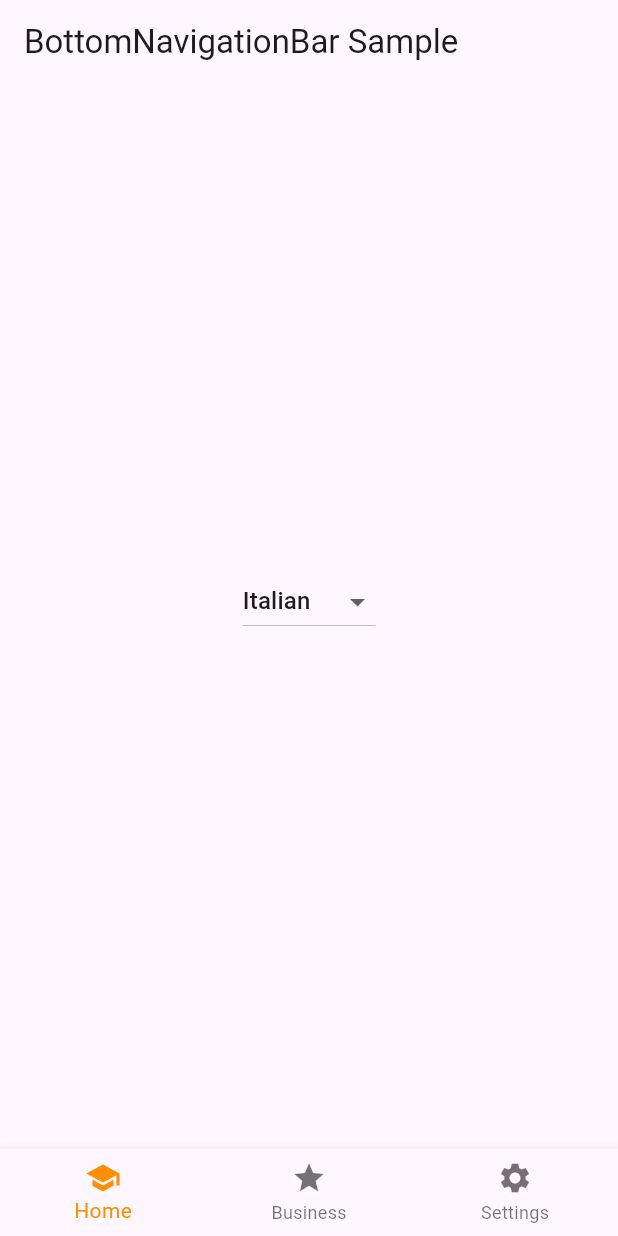
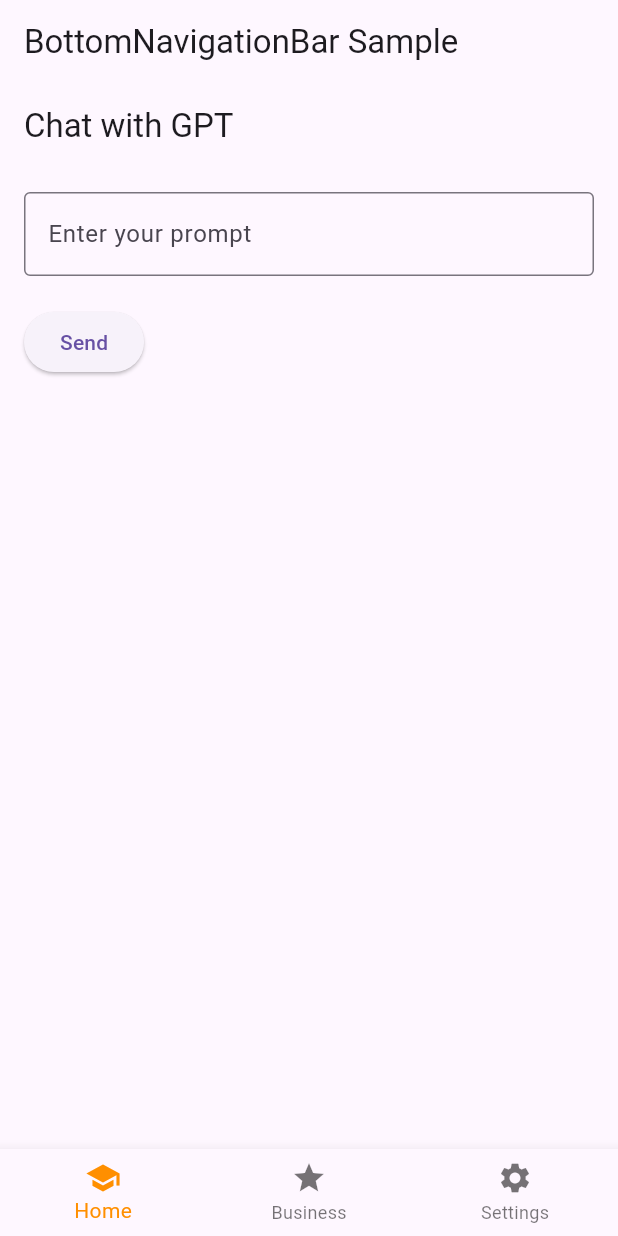
Before and after one commit to ninjapiraatti/pardon-my-italian, a Flutter app: the screen it shows after launch, on a phone screen of 412 x 824 dp. Run offline on Flutter 3.47's test engine with Material 3 defaults, Android fonts, the phone set to English and light mode, and no system bars; our stand-ins replace flutter_dotenv; missing offline and left inert: dart_openai.

Commit message:
Pivot to GPT wrapper

```diff
--- a/lib/learn.dart
+++ b/lib/learn.dart
@@ -1,130 +1,96 @@
 import 'package:flutter/material.dart';
-import 'package:flutter_dotenv/flutter_dotenv.dart';
 import 'package:dart_openai/dart_openai.dart';
-import 'dart:convert';
 
-class LearnView extends StatefulWidget {
+class ChatGPTView extends StatefulWidget {
   final OpenAI openAI;
 
-  LearnView({required this.openAI});
+  ChatGPTView({required this.openAI});
 
   @override
-  _LearnViewState createState() => _LearnViewState(openAI: openAI);
+  _ChatGPTViewState createState() => _ChatGPTViewState();
 }
 
+class _ChatGPTViewState extends State<ChatGPTView> {
+  final TextEditingController _promptController = TextEditingController();
+  bool _isLoading = false;
+  String _response = '';
 
-class _LearnViewState extends State<LearnView> {
-  final OpenAI openAI;
-  String _wordEnglish = '';
-  String _wordTranslated = '';
-  String _exampleSentence = '';
-  List<OpenAIChatCompletionChoiceMessageContentItemModel>? _apiResponse;
-
-  _LearnViewState({required this.openAI});
-  late String _selectedValue;
-  List<String> options = ['Italian', 'Swedish', 'Ukranian']; // Example options
-
-  @override
-  void initState() {
-    super.initState();
-    _selectedValue = options.first;
-  }
-
-  void _onDropdownChanged(String? newValue) {
-    if (newValue == null) {
+  void _sendPrompt() async {
+    if (_promptController.text.isEmpty) {
       return;
     }
     setState(() {
-      _selectedValue = newValue;
+      _isLoading = true;
     });
-    _makeApiCall(openAI, newValue);
-  }
 
-  void _makeApiCall(OpenAI openAI, String value) async {
-    final systemMessage = OpenAIChatCompletionChoiceMessageModel(
+    // Define the initial system message
+    final OpenAIChatCompletionChoiceMessageModel systemMessage = OpenAIChatCompletionChoiceMessageModel(
       content: [
         OpenAIChatCompletionChoiceMessageContentItemModel.text(
-          "You are given a topic and a language. Teach the user a random word on the topic. Return your answer in JSON as follows: {'word_english': 'the chosen random word in English', 'word_language': 'the translation of the chosen random word to the language the user chose' 'in_sentence': 'use the word ina a sentence in the user chosen language'}",
+          "You are a helpful AI assistant, ready to help the user in their request. At the end of each answer, you will teach the user a word in Italian and use it in a sentence. Try to make it on the same subject as the user's request."
         ),
       ],
       role: OpenAIChatMessageRole.assistant,
     );
-    final userMessage = OpenAIChatCompletionChoiceMessageModel(
+
+    // Define the user's message
+    final OpenAIChatCompletionChoiceMessageModel userMessage = OpenAIChatCompletionChoiceMessageModel(
       content: [
-        OpenAIChatCompletionChoiceMessageContentItemModel.text(
-          "Hello, teach me a word in $value on the topic of 'agriculture'",
-        ),
-
-        //! image url contents are allowed only for models with image support such gpt-4.
-        // OpenAIChatCompletionChoiceMessageContentItemModel.imageUrl(
-        //   "https://placehold.co/600x400",
-        // ),
+        OpenAIChatCompletionChoiceMessageContentItemModel.text(_promptController.text),
       ],
       role: OpenAIChatMessageRole.user,
     );
-    final requestMessages = [
-      systemMessage,
-      userMessage,
-    ];
-    OpenAIChatCompletionModel chatCompletion = await openAI.chat.create(
-      model: "gpt-3.5-turbo-1106",
-      responseFormat: {"type": "json_object"},
-      seed: 6,
-      messages: requestMessages,
-      temperature: 0.2,
-      maxTokens: 500,
+
+    // Combine system and user messages for the API call
+    final chatCompletion = await widget.openAI.chat.create(
+      model: "gpt-4-turbo-preview",
+      messages: [systemMessage, userMessage], // Send both messages
+      temperature: 0.7,
+      maxTokens: 1500,
     );
-    print("Making API call");
-    print(chatCompletion.choices.first.message); // ...
-    print(chatCompletion.systemFingerprint); // ...
-    print(chatCompletion.usage.promptTokens); // ...
-    print(chatCompletion.id); // ...
+
     setState(() {
-      String _response = chatCompletion.choices.first.message.content?.first.text as String;
-      final responseJson = json.decode(_response);
-      _wordEnglish = responseJson['word_english'];
-      _wordTranslated = responseJson['word_language'];
-      _exampleSentence = responseJson['in_sentence'];
+      _isLoading = false;
+      _response = chatCompletion.choices.last.message.content?.first.text ?? 'No response'; // Use the last response
     });
   }
+
 
   @override
   Widget build(BuildContext context) {
     return Scaffold(
-    body: Center( // Center the content
-      child: Column(
-        mainAxisAlignment: MainAxisAlignment.center,
-        children: <Widget>[
-          DropdownButton<String>(
-            value: _selectedValue,
-            onChanged: _onDropdownChanged,
-            items: options.map<DropdownMenuItem<String>>((String value) {
-              return DropdownMenuItem<String>(
-                value: value,
-                child: Text(value),
-              );
-            }).toList(),
-          ),
-          SizedBox(height: 20),
-          if (_wordEnglish.isNotEmpty) ...[
-            Text(
-              'English Word: $_wordEnglish',
-              style: TextStyle(fontSize: 16),
+      appBar: AppBar(
+        title: Text('Chat with GPT'),
+      ),
+      body: Padding(
+        padding: const EdgeInsets.all(16.0),
+        child: Column(
+          crossAxisAlignment: CrossAxisAlignment.start,
+          children: [
+            TextField(
+              controller: _promptController,
+              decoration: InputDecoration(
+                labelText: 'Enter your prompt',
+                border: OutlineInputBorder(),
+              ),
+              onSubmitted: (_) => _sendPrompt(),
             ),
-            SizedBox(height: 10),
-            Text(
-              'Translated: $_wordTranslated',
-              style: TextStyle(fontSize: 16),
+            SizedBox(height: 20),
+            ElevatedButton(
+              onPressed: _sendPrompt,
+              child: Text('Send'),
             ),
-            SizedBox(height: 10),
-            Text(
-              'Example Sentence: $_exampleSentence',
-              style: TextStyle(fontSize: 16),
+            SizedBox(height: 20),
+            Expanded( // Wrap the response area in an Expanded widget
+              child: SingleChildScrollView( // Make the response scrollable
+                child: _isLoading
+                    ? Center(child: CircularProgressIndicator())
+                    : Text(_response, style: TextStyle(fontSize: 16)),
+              ),
             ),
           ],
-        ],
+        ),
       ),
-    ),
-  );
+    );
   }
 }
--- a/lib/main.dart
+++ b/lib/main.dart
@@ -44,7 +44,7 @@ class _PardonMyItalianState
   static const TextStyle optionStyle =
       TextStyle(fontSize: 30, fontWeight: FontWeight.bold);
   late List<Widget> _widgetOptions = <Widget>[
-    LearnView(openAI: widget.openAI),
+    ChatGPTView(openAI: widget.openAI),
     Text(
       'What is this view',
       style: optionStyle,
```
